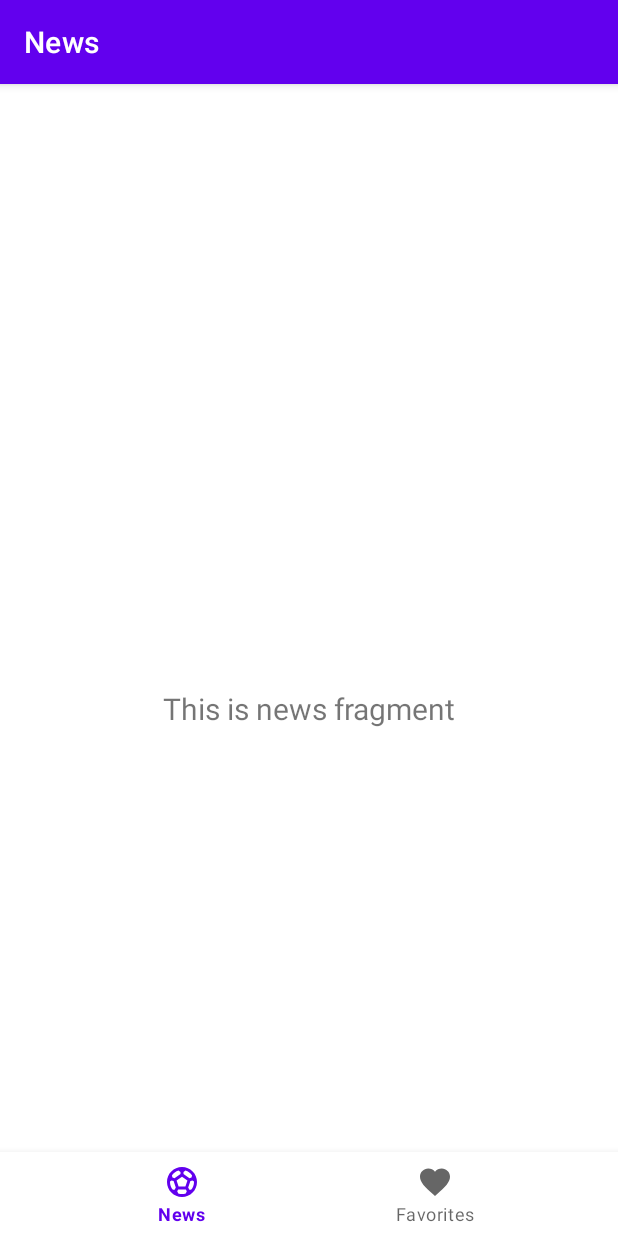
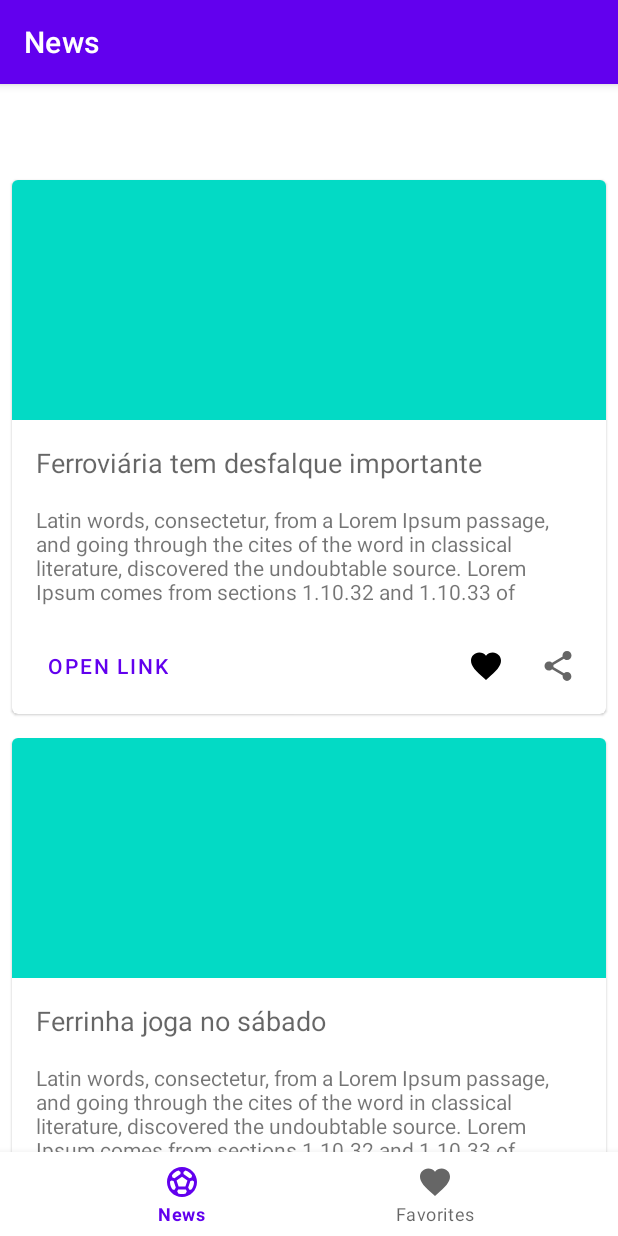
Before and after one commit to volneineves/soccer-news-app, an Android app: the screen it shows after launch (MainActivity), on a phone screen of 412 x 824 dp. Run offline under Robolectric (Android 15) with nearby library versions, the phone set to English and light mode, and no system bars; our stand-ins replace navigation-ui.

Commit message:
Criando RecycleView com CardView e Adapter

```diff
--- /dev/null
+++ b/app/src/main/java/com/volnei/soccernews/domain/News.java
@@ -0,0 +1,28 @@
+package com.volnei.soccernews.domain;
+
+public class News {
+
+    private String title;
+    private String description;
+
+    public News(String title, String description) {
+        this.title = title;
+        this.description = description;
+    }
+
+    public String getTitle() {
+        return title;
+    }
+
+    public void setTitle(String title) {
+        this.title = title;
+    }
+
+    public String getDescription() {
+        return description;
+    }
+
+    public void setDescription(String description) {
+        this.description = description;
+    }
+}
--- /dev/null
+++ b/app/src/main/java/com/volnei/soccernews/ui/adapter/NewsAdapter.java
@@ -0,0 +1,50 @@
+package com.volnei.soccernews.ui.adapter;
+
+import android.view.LayoutInflater;
+import android.view.ViewGroup;
+
+import androidx.annotation.NonNull;
+import androidx.recyclerview.widget.RecyclerView;
+
+import com.volnei.soccernews.databinding.NewsItemBinding;
+import com.volnei.soccernews.domain.News;
+
+import java.util.List;
+
+public class NewsAdapter extends RecyclerView.Adapter<NewsAdapter.ViewHolder> {
+
+    private final List<News> news;
+
+    public NewsAdapter(List<News> news) {
+        this.news = news;
+    }
+
+    @NonNull
+    @Override
+    public ViewHolder onCreateViewHolder(@NonNull ViewGroup parent, int viewType) {
+        LayoutInflater layoutInflater = LayoutInflater.from(parent.getContext());
+        NewsItemBinding binding = NewsItemBinding.inflate(layoutInflater, parent, false);
+        return new ViewHolder(binding);
+    }
+
+    @Override
+    public void onBindViewHolder(@NonNull ViewHolder holder, int position) {
+        News news = this.news.get(position);
+        holder.binding.tvTitle.setText(news.getTitle());
+        holder.binding.tvDescription.setText(news.getDescription());
+    }
+
+    @Override
+    public int getItemCount() {
+        return this.news.size();
+    }
+
+    public static class ViewHolder extends RecyclerView.ViewHolder {
+        private final NewsItemBinding binding;
+
+        public ViewHolder(NewsItemBinding binding) {
+            super(binding.getRoot());
+            this.binding = binding;
+        }
+    }
+}
--- a/app/src/main/java/com/volnei/soccernews/ui/home/NewsFragment.java
+++ b/app/src/main/java/com/volnei/soccernews/ui/home/NewsFragment.java
@@ -9,8 +9,10 @@ import android.widget.TextView;
 import androidx.annotation.NonNull;
 import androidx.fragment.app.Fragment;
 import androidx.lifecycle.ViewModelProvider;
+import androidx.recyclerview.widget.LinearLayoutManager;
 
 import com.volnei.soccernews.databinding.FragmentNewsBinding;
+import com.volnei.soccernews.ui.adapter.NewsAdapter;
 
 public class NewsFragment extends Fragment {
 
@@ -18,14 +20,13 @@ public class NewsFragment extends Fragment {
 
     public View onCreateView(@NonNull LayoutInflater inflater,
                              ViewGroup container, Bundle savedInstanceState) {
-        NewsViewModel newsViewModel =
-                new ViewModelProvider(this).get(NewsViewModel.class);
+        NewsViewModel newsViewModel = new ViewModelProvider(this).get(NewsViewModel.class);
 
         binding = FragmentNewsBinding.inflate(inflater, container, false);
         View root = binding.getRoot();
 
-        final TextView textView = binding.textNews;
-        newsViewModel.getText().observe(getViewLifecycleOwner(), textView::setText);
+        binding.rvNews.setLayoutManager(new LinearLayoutManager(getContext()));
+        newsViewModel.getNews().observe(getViewLifecycleOwner(), news -> binding.rvNews.setAdapter(new NewsAdapter(news)));
         return root;
     }
 
--- a/app/src/main/java/com/volnei/soccernews/ui/home/NewsViewModel.java
+++ b/app/src/main/java/com/volnei/soccernews/ui/home/NewsViewModel.java
@@ -4,16 +4,29 @@ import androidx.lifecycle.LiveData;
 import androidx.lifecycle.MutableLiveData;
 import androidx.lifecycle.ViewModel;
 
+import com.volnei.soccernews.domain.News;
+
+import java.util.ArrayList;
+import java.util.List;
+
 public class NewsViewModel extends ViewModel {
 
-    private final MutableLiveData<String> mText;
+    private final MutableLiveData<List<News>> news;
 
     public NewsViewModel() {
-        mText = new MutableLiveData<>();
-        mText.setValue("This is news fragment");
+        news = new MutableLiveData<>();
+        List<News> news = new ArrayList<>();
+
+        // TODO Remover Mock de notícias
+        news.add(new News("Ferroviária tem desfalque importante", "Latin words, consectetur, from a Lorem Ipsum passage, and going through the cites of the word in classical literature, discovered the undoubtable source. Lorem Ipsum comes from sections 1.10.32 and 1.10.33 of"));
+        news.add(new News("Ferrinha joga no sábado", "Latin words, consectetur, from a Lorem Ipsum passage, and going through the cites of the word in classical literature, discovered the undoubtable source. Lorem Ipsum comes from sections 1.10.32 and 1.10.33 of"));
+        news.add(new News("Copa do Mundo está terminando", "Latin words, consectetur, from a Lorem Ipsum passage, and going through the cites of the word in classical literature, discovered the undoubtable source. Lorem Ipsum comes from sections 1.10.32 and 1.10.33 of"));
+
+        this.news.setValue(news);
+
     }
 
-    public LiveData<String> getText() {
-        return mText;
+    public LiveData<List<News>> getNews() {
+        return news;
     }
 }
--- /dev/null
+++ b/app/src/main/res/drawable/ic_share.xml
@@ -0,0 +1,10 @@
+<vector xmlns:android="http://schemas.android.com/apk/res/android"
+    android:width="24dp"
+    android:height="24dp"
+    android:viewportWidth="24"
+    android:viewportHeight="24"
+    android:tint="?attr/colorControlNormal">
+    <path
+        android:fillColor="@android:color/white"
+        android:pathData="M18,16.08c-0.76,0 -1.44,0.3 -1.96,0.77L8.91,12.7c0.05,-0.23 0.09,-0.46 0.09,-0.7s-0.04,-0.47 -0.09,-0.7l7.05,-4.11c0.54,0.5 1.25,0.81 2.04,0.81 1.66,0 3,-1.34 3,-3s-1.34,-3 -3,-3 -3,1.34 -3,3c0,0.24 0.04,0.47 0.09,0.7L8.04,9.81C7.5,9.31 6.79,9 6,9c-1.66,0 -3,1.34 -3,3s1.34,3 3,3c0.79,0 1.5,-0.31 2.04,-0.81l7.12,4.16c-0.05,0.21 -0.08,0.43 -0.08,0.65 0,1.61 1.31,2.92 2.92,2.92 1.61,0 2.92,-1.31 2.92,-2.92s-1.31,-2.92 -2.92,-2.92z"/>
+</vector>
--- a/app/src/main/res/layout/fragment_news.xml
+++ b/app/src/main/res/layout/fragment_news.xml
@@ -6,17 +6,14 @@
     android:layout_height="match_parent"
     tools:context=".ui.home.NewsFragment">
 
-    <TextView
-        android:id="@+id/text_news"
-        android:layout_width="match_parent"
-        android:layout_height="wrap_content"
-        android:layout_marginStart="8dp"
-        android:layout_marginTop="8dp"
-        android:layout_marginEnd="8dp"
-        android:textAlignment="center"
-        android:textSize="20sp"
+
+    <androidx.recyclerview.widget.RecyclerView
+        android:id="@+id/rvNews"
+        android:layout_width="0dp"
+        android:layout_height="0dp"
         app:layout_constraintBottom_toBottomOf="parent"
         app:layout_constraintEnd_toEndOf="parent"
         app:layout_constraintStart_toStartOf="parent"
-        app:layout_constraintTop_toTopOf="parent" />
+        app:layout_constraintTop_toTopOf="parent"
+        tools:listitem="@layout/news_item"/>
 </androidx.constraintlayout.widget.ConstraintLayout>
--- /dev/null
+++ b/app/src/main/res/layout/news_item.xml
@@ -0,0 +1,93 @@
+<?xml version="1.0" encoding="utf-8"?>
+<com.google.android.material.card.MaterialCardView xmlns:android="http://schemas.android.com/apk/res/android"
+    xmlns:app="http://schemas.android.com/apk/res-auto"
+    xmlns:tools="http://schemas.android.com/tools"
+    android:layout_width="match_parent"
+    android:layout_height="wrap_content"
+    android:layout_margin="@dimen/default_half_margin">
+
+    <androidx.constraintlayout.widget.ConstraintLayout
+        android:layout_width="match_parent"
+        android:layout_height="match_parent">
+
+        <ImageView
+            android:id="@+id/ivThumbnail"
+            android:layout_width="0dp"
+            android:layout_height="@dimen/news_image_height"
+            android:contentDescription="@string/cd_news_image"
+            android:src="@color/teal_200"
+            app:layout_constraintEnd_toEndOf="parent"
+            app:layout_constraintStart_toStartOf="parent"
+            app:layout_constraintTop_toTopOf="parent"
+            tools:srcCompat="@tools:sample/avatars" />
+
+        <com.google.android.material.textview.MaterialTextView
+            android:id="@+id/tvTitle"
+            android:layout_width="0dp"
+            android:layout_height="wrap_content"
+            android:layout_marginStart="@dimen/default_margin"
+            android:layout_marginTop="@dimen/default_margin"
+            android:layout_marginEnd="@dimen/default_margin"
+            android:textAppearance="@style/TextAppearance.AppCompat.Medium"
+            app:layout_constraintEnd_toEndOf="parent"
+            app:layout_constraintStart_toStartOf="parent"
+            app:layout_constraintTop_toBottomOf="@+id/ivThumbnail"
+            tools:text="Ferroviária vence Palmeiras" />
+
+        <com.google.android.material.textview.MaterialTextView
+            android:id="@+id/tvDescription"
+            android:layout_width="0dp"
+            android:layout_height="wrap_content"
+            android:layout_marginStart="@dimen/default_margin"
+            android:layout_marginTop="@dimen/default_margin"
+            android:layout_marginEnd="@dimen/default_margin"
+            app:layout_constraintEnd_toEndOf="parent"
+            app:layout_constraintStart_toStartOf="parent"
+            app:layout_constraintTop_toBottomOf="@+id/tvTitle"
+            tools:text="As meninas da Ferrinha derrotaram o Palmeiras no último domingo." />
+
+        <com.google.android.material.button.MaterialButton
+            android:id="@+id/btOpenLink"
+            style="?attr/borderlessButtonStyle"
+            android:layout_width="wrap_content"
+            android:layout_height="wrap_content"
+            android:layout_marginStart="@dimen/default_margin"
+            android:layout_marginTop="@dimen/default_margin"
+            android:layout_marginBottom="8dp"
+            android:text="@string/txt_open_link"
+            app:layout_constraintBottom_toBottomOf="parent"
+            app:layout_constraintStart_toStartOf="parent"
+            app:layout_constraintTop_toBottomOf="@+id/tvDescription" />
+
+        <ImageView
+            android:id="@+id/ivFavorite"
+            android:layout_width="wrap_content"
+            android:layout_height="wrap_content"
+            android:layout_marginEnd="@dimen/default_margin"
+            android:background="?android:selectableItemBackgroundBorderless"
+            android:clickable="true"
+            android:contentDescription="@string/cd_favorite_icon"
+            android:focusable="true"
+            android:padding="4dp"
+            app:layout_constraintBottom_toBottomOf="@+id/btOpenLink"
+            app:layout_constraintEnd_toStartOf="@+id/ivShare"
+            app:layout_constraintTop_toTopOf="@+id/btOpenLink"
+            app:srcCompat="@drawable/ic_favorite" />
+
+        <ImageView
+            android:id="@+id/ivShare"
+            android:layout_width="wrap_content"
+            android:layout_height="wrap_content"
+            android:layout_marginEnd="@dimen/default_margin"
+            android:background="?android:selectableItemBackgroundBorderless"
+            android:clickable="true"
+            android:contentDescription="@string/cd_share_icon"
+            android:focusable="true"
+            android:padding="4dp"
+            app:layout_constraintBottom_toBottomOf="@+id/btOpenLink"
+            app:layout_constraintEnd_toEndOf="parent"
+            app:layout_constraintTop_toTopOf="@+id/btOpenLink"
+            app:srcCompat="@drawable/ic_share" />
+    </androidx.constraintlayout.widget.ConstraintLayout>
+
+</com.google.android.material.card.MaterialCardView>
--- a/app/src/main/res/values/dimens.xml
+++ b/app/src/main/res/values/dimens.xml
@@ -1,5 +1,6 @@
 <resources>
     <!-- Default screen margins, per the Android Design guidelines. -->
-    <dimen name="activity_horizontal_margin">16dp</dimen>
-    <dimen name="activity_vertical_margin">16dp</dimen>
+    <dimen name="default_margin">16dp</dimen>
+    <dimen name="default_half_margin">8dp</dimen>
+    <dimen name="news_image_height">160dp</dimen>
 </resources>
--- a/app/src/main/res/values/strings.xml
+++ b/app/src/main/res/values/strings.xml
@@ -2,4 +2,9 @@
     <string name="app_name">Soccer News</string>
     <string name="title_news">News</string>
     <string name="title_favorites">Favorites</string>
+    <string name="cd_news_image">News image.</string>
+    <string name="cd_favorite_icon">Favorite icon.</string>
+    <string name="cd_share_icon">Share icon.</string>
+    <string name="txt_open_link">Open Link</string>
+    <string name="error_network">Network error.</string>
 </resources>
```
